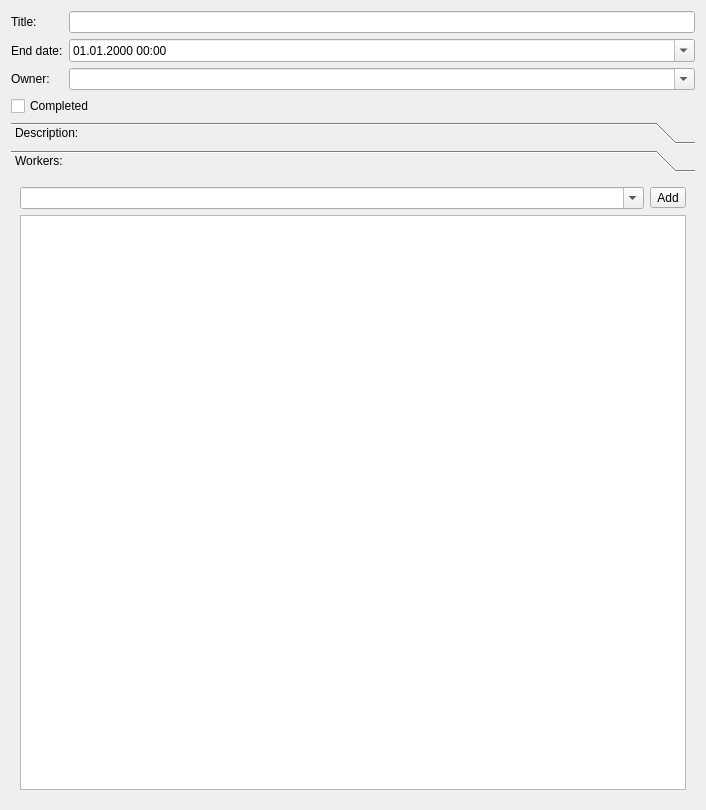
The window that app/src/views/todoview.ui (marcobusemann/todo-manager-sample) describes before a commit, drawn with Qt 5.
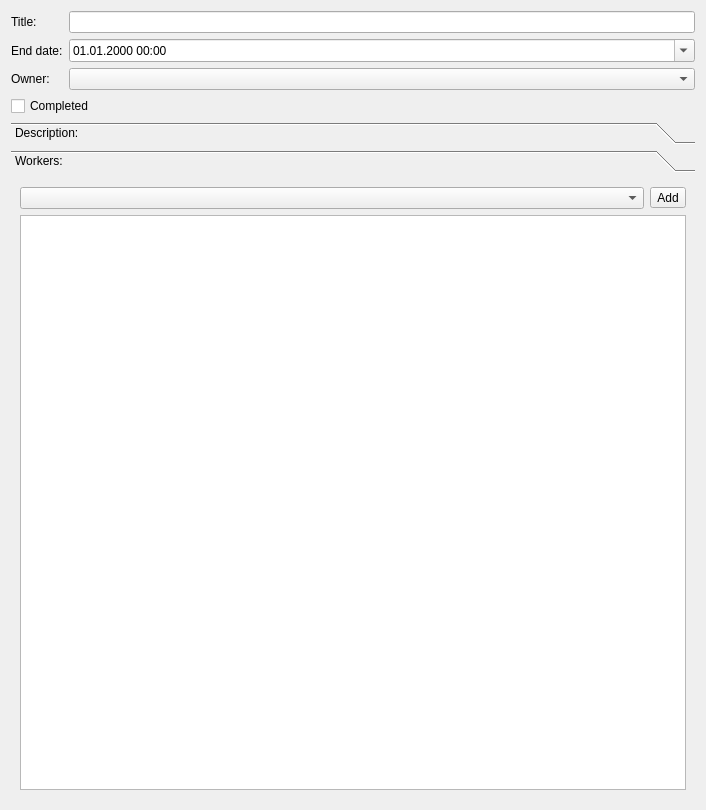
The same window after the commit.

```diff
--- a/app/src/views/todoview.ui
+++ b/app/src/views/todoview.ui
@@ -71,7 +71,7 @@
      <item row="2" column="1">
       <widget class="QComboBox" name="editOwner">
        <property name="editable">
-        <bool>true</bool>
+        <bool>false</bool>
        </property>
       </widget>
      </item>
@@ -112,8 +112,8 @@
        <rect>
         <x>0</x>
         <y>0</y>
-        <width>682</width>
-        <height>594</height>
+        <width>688</width>
+        <height>635</height>
        </rect>
       </property>
       <attribute name="label">
@@ -125,7 +125,7 @@
          <item>
           <widget class="QComboBox" name="editNewWorker">
            <property name="editable">
-            <bool>true</bool>
+            <bool>false</bool>
            </property>
           </widget>
          </item>
```
Left out of the diff: 6 changed lines with no effect on the pictures.
